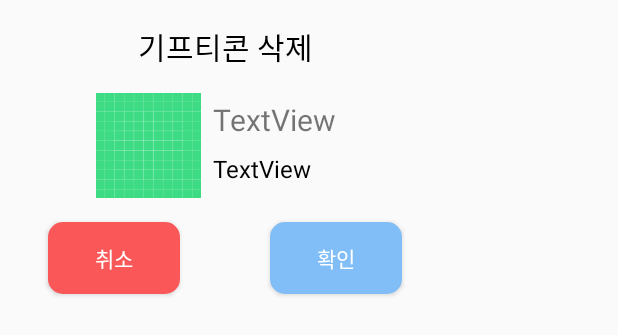
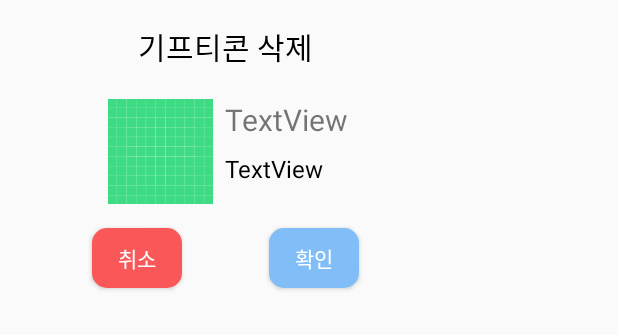
Before and after one commit to AnJeongMin/skku-swe3047-GiftiZone, an Android app: the layout gifticon_remove_modal.xml on its own in the app's theme, with its tools: preview values and no code run, on a phone screen of 412 x 824 dp. Shown: the top 335 px of the screen. Run offline under Robolectric (Android 15) with nearby library versions, the phone set to English and light mode, and no system bars.

Commit message:
style: 기프티콘 삭제 모달 스타일 수정

```diff
--- a/app/src/main/res/layout/gifticon_remove_modal.xml
+++ b/app/src/main/res/layout/gifticon_remove_modal.xml
@@ -7,8 +7,8 @@
 
     <Button
         android:id="@+id/removeGifticonCancelButton"
-        android:layout_width="wrap_content"
-        android:layout_height="wrap_content"
+        android:layout_width="60dp"
+        android:layout_height="40dp"
         android:layout_marginStart="32dp"
         android:layout_marginTop="16dp"
         android:layout_marginBottom="16dp"
@@ -18,13 +18,14 @@
         android:text="취소"
         android:textColor="@color/white"
         app:layout_constraintBottom_toBottomOf="parent"
+        app:layout_constraintEnd_toStartOf="@+id/guideline"
         app:layout_constraintStart_toStartOf="parent"
         app:layout_constraintTop_toBottomOf="@+id/removeGifticonImage" />
 
     <Button
         android:id="@+id/removeGifticonConfirmButton"
-        android:layout_width="wrap_content"
-        android:layout_height="wrap_content"
+        android:layout_width="60dp"
+        android:layout_height="40dp"
         android:layout_marginTop="16dp"
         android:layout_marginEnd="32dp"
         android:layout_marginBottom="16dp"
@@ -33,6 +34,7 @@
         android:textColor="@color/white"
         app:layout_constraintBottom_toBottomOf="parent"
         app:layout_constraintEnd_toEndOf="parent"
+        app:layout_constraintStart_toStartOf="@+id/guideline"
         app:layout_constraintTop_toBottomOf="@+id/removeGifticonImage" />
 
     <TextView
@@ -51,8 +53,8 @@
         android:id="@+id/removeGifticonImage"
         android:layout_width="70dp"
         android:layout_height="70dp"
-        android:layout_marginTop="16dp"
-        android:layout_marginEnd="16dp"
+        android:layout_marginTop="20dp"
+        android:layout_marginEnd="8dp"
         app:layout_constraintEnd_toStartOf="@+id/guideline"
         app:layout_constraintTop_toBottomOf="@+id/textView"
         app:srcCompat="@drawable/ic_launcher_background" />
```
